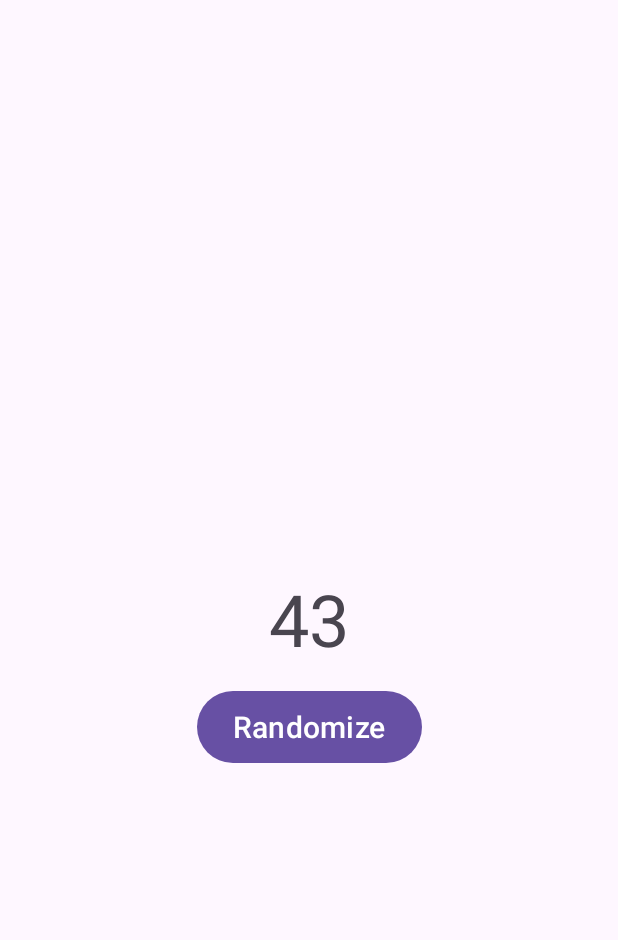
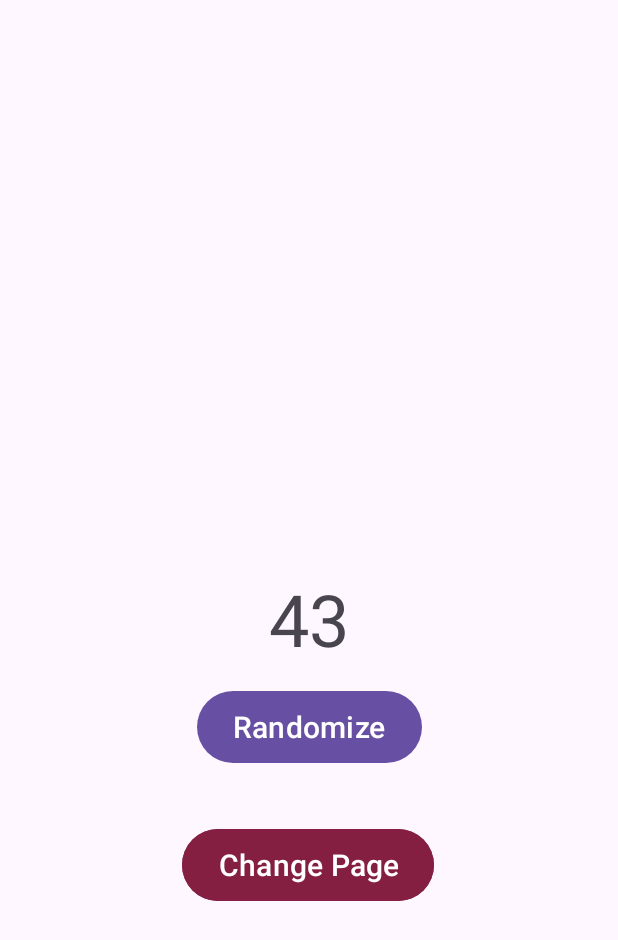
Before and after one commit to JMSabanes07/AppAndroid, an Android app: the screen it shows after launch (MainActivity), after a tap on "Randomize", on a phone screen of 412 x 824 dp. Shown: the top 940 px of the screen. Run offline under Robolectric (Android 15) with nearby library versions, the phone set to English and light mode, and no system bars.

Commit message:
agregue un boton y una nueva pantalla para testear el funcionamiento del enrutador

```diff
--- a/Client/app/src/main/java/com/example/prueba/MainActivity.kt
+++ b/Client/app/src/main/java/com/example/prueba/MainActivity.kt
@@ -12,14 +12,32 @@ class MainActivity : AppCompatActivity() {
         setContentView(R.layout.activity_main)
 
         val btnRandomize: Button = findViewById(R.id.randomize)
-        val textValue: TextView = findViewById(R.id.textValue)
+        val btnChangePage: Button = findViewById(R.id.changePage)
+        val textValue: TextView = findViewById(R.id.Text)
 
         btnRandomize.setOnClickListener{
-            textValue.text = rand(50).toString()
+            val number = rand(50).toString()
+            println(number)
+            textValue.text = number
         }
+        btnChangePage.setOnClickListener{
+            goTo("layout2")
+        }
+
     }
 
     private fun rand(max: Int): Int{
         return (0..max).random()
     }
+    private fun goTo(page: String) {
+        val layoutId = resources.getIdentifier(page, "layout", packageName)
+
+        println(layoutId)
+
+        if (layoutId == 0) {
+            return Toast.makeText(this, "No se encontró diseño para la página: $page", Toast.LENGTH_LONG).show()
+        }
+
+        setContentView(layoutId)
+    }
 }
--- a/Client/app/src/main/res/layout/activity_main.xml
+++ b/Client/app/src/main/res/layout/activity_main.xml
@@ -7,7 +7,7 @@
     tools:context=".MainActivity">
 
     <TextView
-        android:id="@+id/textValue"
+        android:id="@+id/Text"
         android:layout_width="wrap_content"
         android:layout_height="wrap_content"
         android:text="0"
@@ -28,7 +28,24 @@
         android:textSize="20sp"
         app:layout_constraintEnd_toEndOf="parent"
         app:layout_constraintStart_toStartOf="parent"
-        app:layout_constraintTop_toBottomOf="@+id/textValue"
+        app:layout_constraintTop_toBottomOf="@+id/Text"
         tools:text="Randomize" />
 
+    <Button
+        android:id="@+id/changePage"
+        android:layout_width="wrap_content"
+        android:layout_height="wrap_content"
+        android:layout_marginTop="44dp"
+        android:backgroundTint="#851F41"
+        android:insetTop="0dp"
+        android:insetBottom="0dp"
+        android:text="Change Page"
+        android:textColorLink="#FFEB3B"
+        android:textSize="20sp"
+        app:layout_constraintEnd_toEndOf="parent"
+        app:layout_constraintHorizontal_bias="0.497"
+        app:layout_constraintStart_toStartOf="parent"
+        app:layout_constraintTop_toBottomOf="@+id/randomize"
+        tools:text="Change Page" />
+
 </androidx.constraintlayout.widget.ConstraintLayout>
```
Also changed, not shown: Client/app/src/main/res/layout/layout2.xml (added, +20 -0 lines).
